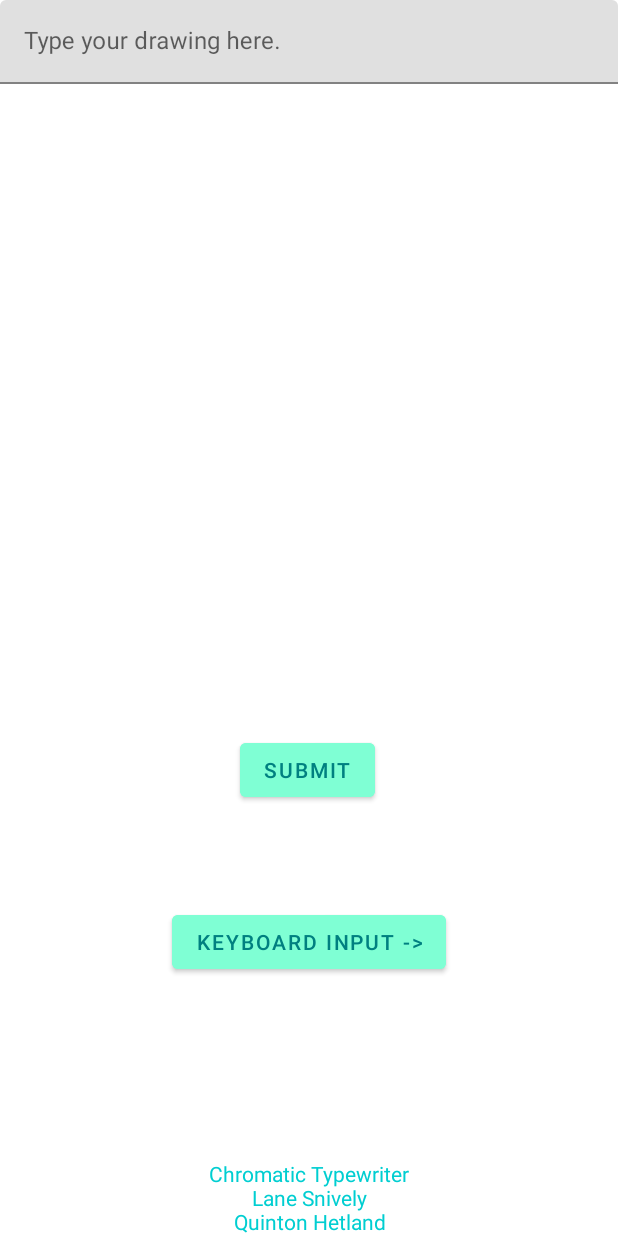
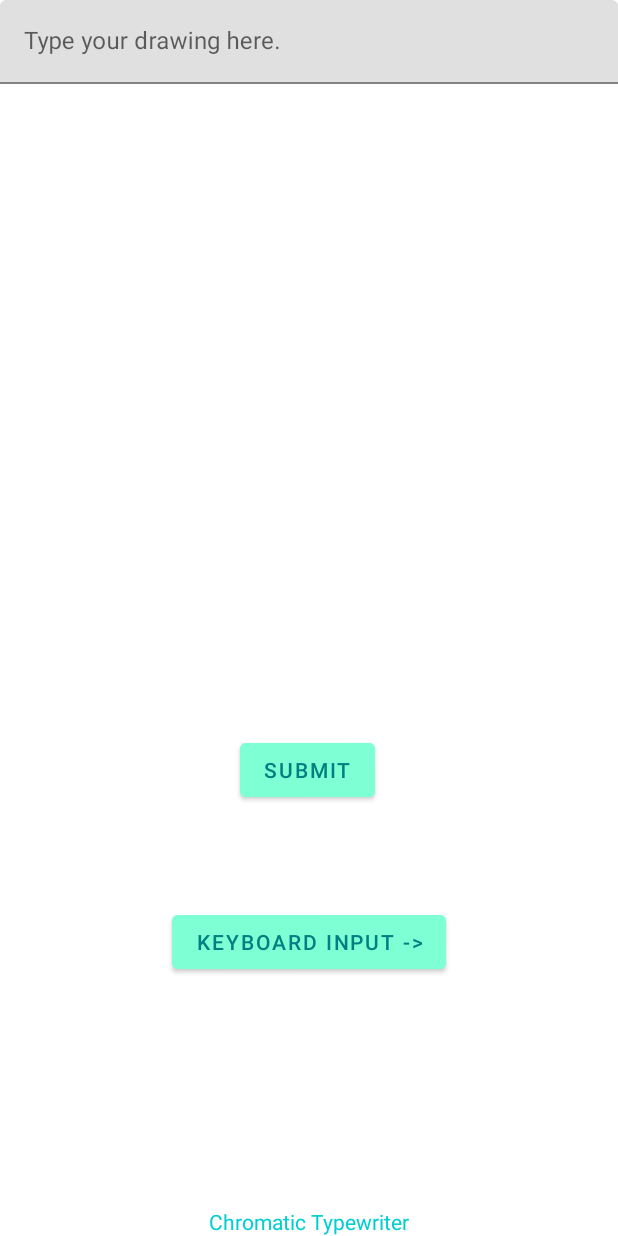
Before and after one commit to LaneSnively/Media-Creation-by-Conversion, an Android app: the SecondFragment screen opened through its navigation route, on a phone screen of 412 x 824 dp. Run offline under Robolectric (Android 15) with nearby library versions, the phone set to English and light mode, and no system bars.

Commit message:
refactor design code

```diff
--- a/MCBC/app/src/main/res/layout/activity_main.xml
+++ b/MCBC/app/src/main/res/layout/activity_main.xml
@@ -6,17 +6,29 @@
     android:layout_height="match_parent"
     tools:context=".MainActivity">
 
+    <androidx.constraintlayout.widget.ConstraintLayout
+        android:layout_width="match_parent"
+        android:layout_height="match_parent">
+
+        <TextView
+            android:id="@+id/credits"
+            android:layout_width="wrap_content"
+            android:layout_height="wrap_content"
+            android:layout_marginStart="0dp"
+            android:layout_marginBottom="0dp"
+            android:text="Chromatic Typewriter"
+            android:textAlignment="center"
+            android:textColor="@color/teal"
+            app:layout_constraintBottom_toBottomOf="parent"
+            app:layout_constraintEnd_toEndOf="parent"
+            app:layout_constraintHorizontal_bias="0.5"
+            app:layout_constraintStart_toStartOf="parent" />
+    </androidx.constraintlayout.widget.ConstraintLayout>
+
     <com.google.android.material.appbar.AppBarLayout
         android:layout_width="match_parent"
         android:layout_height="wrap_content"
         android:theme="@style/Theme.MediaCreationByConversion.AppBarOverlay">
-
-<!--        <androidx.appcompat.widget.Toolbar-->
-<!--            android:id="@+id/toolbar"-->
-<!--            android:layout_width="match_parent"-->
-<!--            android:layout_height="0dp"-->
-<!--            android:background="?attr/colorPrimary"-->
-<!--            app:popupTheme="@style/Theme.MediaCreationByConversion.PopupOverlay" />-->
 
     </com.google.android.material.appbar.AppBarLayout>
 
@@ -30,5 +42,4 @@
 <!--        android:layout_marginEnd="@dimen/fab_margin"-->
 <!--        android:layout_marginBottom="16dp"-->
 <!--        app:srcCompat="@android:drawable/ic_dialog_email" />-->
-
 </androidx.coordinatorlayout.widget.CoordinatorLayout>
--- a/MCBC/app/src/main/res/layout/fragment_first.xml
+++ b/MCBC/app/src/main/res/layout/fragment_first.xml
@@ -129,19 +129,19 @@
         app:layout_constraintTop_toTopOf="parent"
         app:layout_constraintWidth_percent="1" />
 
-    <TextView
-        android:id="@+id/credits"
-        android:layout_width="wrap_content"
-        android:layout_height="wrap_content"
-        android:layout_marginStart="0dp"
-        android:layout_marginBottom="0dp"
-        android:text="Chromatic Typewriter\nLane Snively\nQuinton Hetland"
-        android:textAlignment="center"
-        android:textColor="@color/teal"
-        app:layout_constraintBottom_toBottomOf="parent"
-        app:layout_constraintEnd_toEndOf="parent"
-        app:layout_constraintHorizontal_bias="0.5"
-        app:layout_constraintStart_toStartOf="parent" />
+<!--    <TextView-->
+<!--        android:id="@+id/credits"-->
+<!--        android:layout_width="wrap_content"-->
+<!--        android:layout_height="wrap_content"-->
+<!--        android:layout_marginStart="0dp"-->
+<!--        android:layout_marginBottom="0dp"-->
+<!--        android:text="Chromatic Typewriter\nLane Snively\nQuinton Hetland"-->
+<!--        android:textAlignment="center"-->
+<!--        android:textColor="@color/teal"-->
+<!--        app:layout_constraintBottom_toBottomOf="parent"-->
+<!--        app:layout_constraintEnd_toEndOf="parent"-->
+<!--        app:layout_constraintHorizontal_bias="0.5"-->
+<!--        app:layout_constraintStart_toStartOf="parent" />-->
 
     <Button
         android:id="@+id/totextinput"
--- a/MCBC/app/src/main/res/layout/fragment_second.xml
+++ b/MCBC/app/src/main/res/layout/fragment_second.xml
@@ -33,19 +33,19 @@
         app:layout_constraintTop_toTopOf="parent"
         app:layout_constraintVertical_bias="0.631" />
 
-    <TextView
-        android:id="@+id/credits"
-        android:layout_width="wrap_content"
-        android:layout_height="wrap_content"
-        android:layout_marginStart="0dp"
-        android:layout_marginBottom="0dp"
-        android:text="Chromatic Typewriter\nLane Snively\nQuinton Hetland"
-        android:textAlignment="center"
-        android:textColor="@color/teal"
-        app:layout_constraintBottom_toBottomOf="parent"
-        app:layout_constraintEnd_toEndOf="parent"
-        app:layout_constraintHorizontal_bias="0.5"
-        app:layout_constraintStart_toStartOf="parent" />
+<!--    <TextView-->
+<!--        android:id="@+id/credits"-->
+<!--        android:layout_width="wrap_content"-->
+<!--        android:layout_height="wrap_content"-->
+<!--        android:layout_marginStart="0dp"-->
+<!--        android:layout_marginBottom="0dp"-->
+<!--        android:text="Chromatic Typewriter\nLane Snively\nQuinton Hetland"-->
+<!--        android:textAlignment="center"-->
+<!--        android:textColor="@color/teal"-->
+<!--        app:layout_constraintBottom_toBottomOf="parent"-->
+<!--        app:layout_constraintEnd_toEndOf="parent"-->
+<!--        app:layout_constraintHorizontal_bias="0.5"-->
+<!--        app:layout_constraintStart_toStartOf="parent" />-->
 
     <Button
         android:id="@+id/tokeyboardinput"
```
